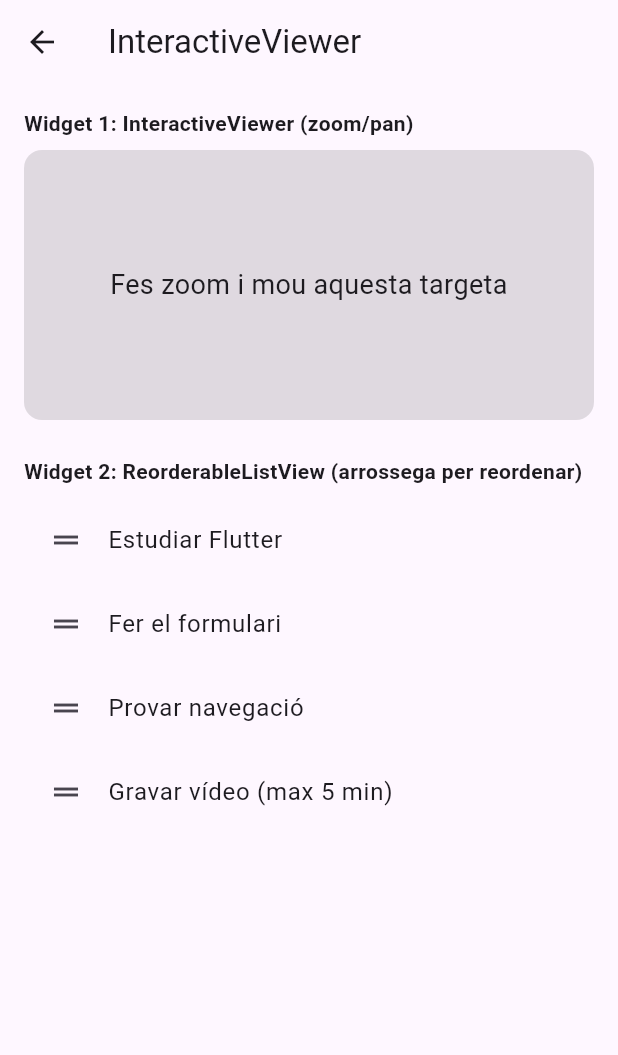
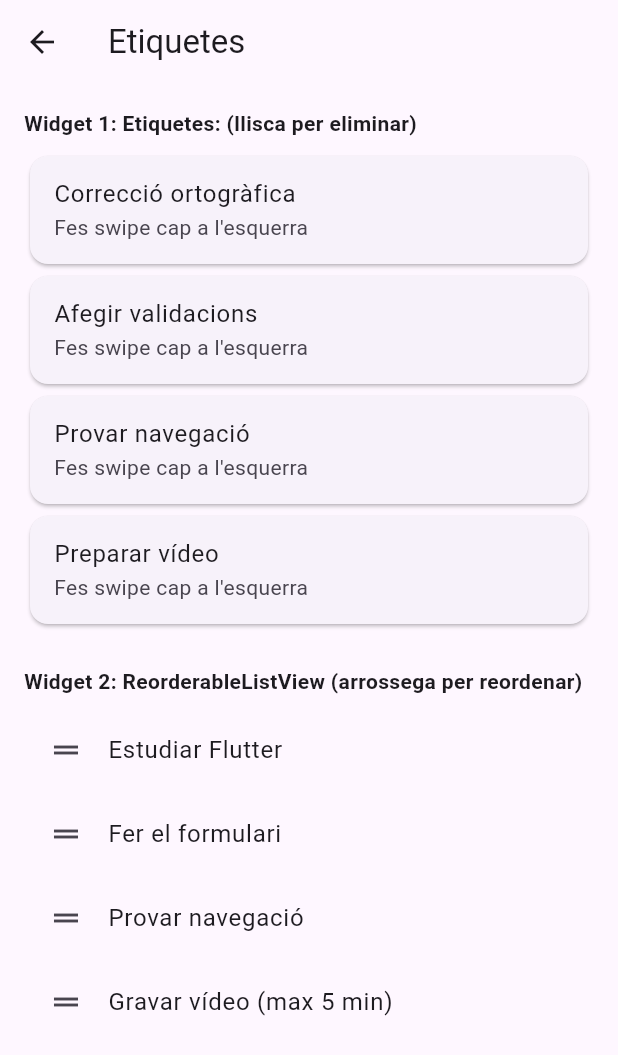
Before and after one commit to LluisPM90/pf2_lluis_perez, a Flutter app: the WidgetPage screen opened directly, on a phone screen of 412 x 824 dp. Shown: the top 1055 px of the screen. Run offline on Flutter 3.47's test engine with Material 3 defaults, Android fonts, the phone set to English and light mode, and no system bars.

Commit message:
Millora widgets

```diff
--- a/lib/screens/widget_page.dart
+++ b/lib/screens/widget_page.dart
@@ -1,7 +1,6 @@
 import 'package:flutter/material.dart';
 
 class WidgetPage extends StatefulWidget {
-  // Stateful: perquè la llista es reordena i hem d'actualitzar l'estat.
   const WidgetPage({super.key});
 
   @override
@@ -9,70 +8,93 @@ class WidgetPage extends StatefulWidget {
 }
 
 class _WidgetPageState extends State<WidgetPage> {
-  final List<String> _tasques = [
+  final List<String> _itemsDismissible = [
+    "Correcció ortogràfica",
+    "Afegir validacions",
+    "Provar navegació",
+    "Preparar vídeo",
+  ];
+
+  final List<String> _itemsReorder = [
     "Estudiar Flutter",
     "Fer el formulari",
     "Provar navegació",
     "Gravar vídeo (max 5 min)",
   ];
 
+  void _showMsg(String text) {
+    ScaffoldMessenger.of(context).clearSnackBars();
+    ScaffoldMessenger.of(context).showSnackBar(SnackBar(content: Text(text)));
+  }
+
   @override
   Widget build(BuildContext context) {
     return Scaffold(
-      appBar: AppBar(title: const Text("InteractiveViewer")),
+      appBar: AppBar(title: const Text("Etiquetes")),
       body: Padding(
         padding: const EdgeInsets.all(16),
         child: ListView(
           children: [
             const Text(
-              "Widget 1: InteractiveViewer (zoom/pan)",
+              "Widget 1: Etiquetes: (llisca per eliminar)",
               style: TextStyle(fontWeight: FontWeight.bold),
             ),
             const SizedBox(height: 8),
-            SizedBox(
-              height: 180,
-              child: ClipRRect(
-                borderRadius: BorderRadius.circular(12),
-                child: InteractiveViewer(
-                  minScale: 0.8,
-                  maxScale: 3.0,
-                  child: Container(
-                    alignment: Alignment.center,
-                    color: Colors.black12,
-                    child: const Text(
-                      "Fes zoom i mou aquesta targeta",
-                      textAlign: TextAlign.center,
-                      style: TextStyle(fontSize: 18),
-                    ),
+
+            // Llista 1: Eliminar etiqueta lliscant
+            ..._itemsDismissible.map((t) {
+              return Dismissible(
+                key: ValueKey(t),
+                direction: DismissDirection.endToStart,
+                background: Container(
+                  alignment: Alignment.centerRight,
+                  padding: const EdgeInsets.symmetric(horizontal: 16),
+                  color: Colors.redAccent,
+                  child: const Icon(Icons.delete, color: Colors.white),
+                ),
+                onDismissed: (_) {
+                  setState(() => _itemsDismissible.remove(t));
+                  _showMsg("Eliminat: $t");
+                },
+                child: Card(
+                  child: ListTile(
+                    title: Text(t),
+                    subtitle: const Text("Fes swipe cap a l'esquerra"),
                   ),
                 ),
-              ),
-            ),
+              );
+            }),
+
             const SizedBox(height: 24),
-
             const Text(
               "Widget 2: ReorderableListView (arrossega per reordenar)",
               style: TextStyle(fontWeight: FontWeight.bold),
             ),
             const SizedBox(height: 8),
 
-            // Necessita una alçada fixa si va dins ListView
+            // Llista 2: ReorderableListView
             SizedBox(
               height: 260,
-              child: ReorderableListView(
-                children: [
-                  for (int i = 0; i < _tasques.length; i++)
-                    ListTile(
-                      key: ValueKey(_tasques[i]),
-                      title: Text(_tasques[i]),
-                      leading: const Icon(Icons.drag_handle),
+              child: ReorderableListView.builder(
+                buildDefaultDragHandles:
+                    false, // IMPORTANT: desactivam el long-press per defecte
+                itemCount: _itemsReorder.length,
+                itemBuilder: (context, index) {
+                  final text = _itemsReorder[index];
+                  return ListTile(
+                    key: ValueKey(text),
+                    title: Text(text),
+                    leading: ReorderableDragStartListener(
+                      index: index,
+                      child: const Icon(Icons.drag_handle),
                     ),
-                ],
+                  );
+                },
                 onReorder: (oldIndex, newIndex) {
                   setState(() {
                     if (newIndex > oldIndex) newIndex--;
-                    final item = _tasques.removeAt(oldIndex);
-                    _tasques.insert(newIndex, item);
+                    final item = _itemsReorder.removeAt(oldIndex);
+                    _itemsReorder.insert(newIndex, item);
                   });
                 },
               ),
```
